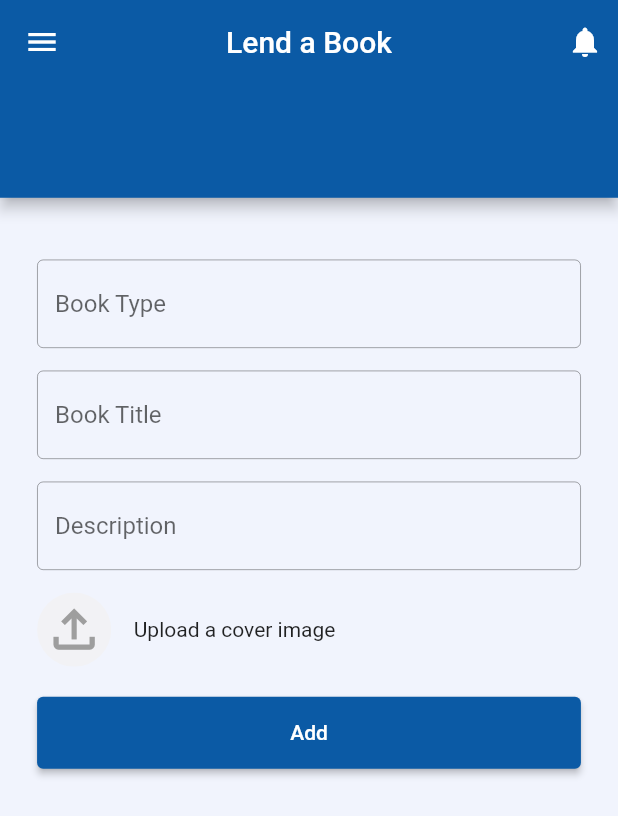
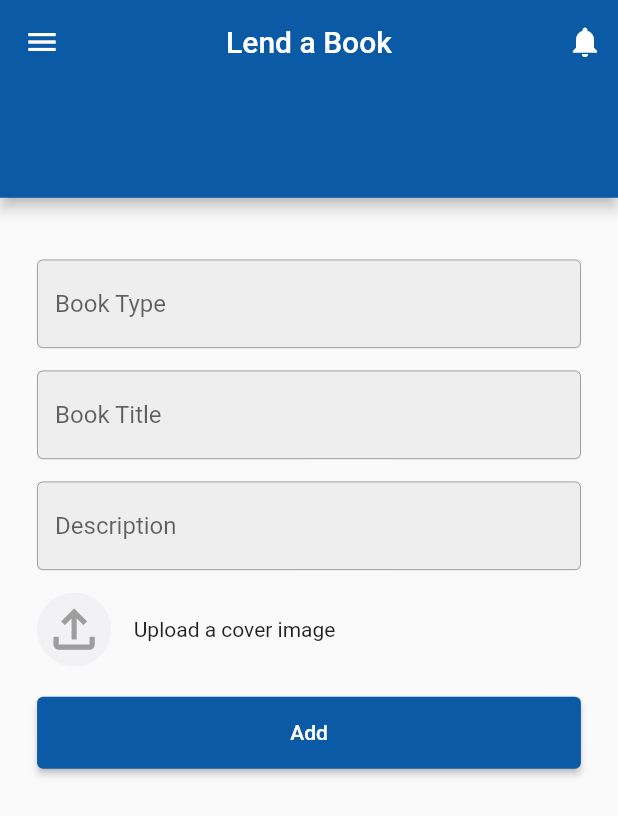
Before and after one commit to pushti0112/BookHook, a Flutter app: the LendABookPage screen opened directly, on a phone screen of 412 x 824 dp. Shown: the top 816 px of the screen. Run offline on Flutter 3.47's test engine with Material 2 defaults, Android fonts, the phone set to English and light mode, and no system bars; our stand-ins replace sizer.

Commit message:
Changes in LendABookPage

```diff
--- a/lib/view/LendABookPage.dart
+++ b/lib/view/LendABookPage.dart
@@ -39,13 +39,15 @@ class _LendABookPageState extends State<LendABookPage> {
       ),
 
 // Text Fields
-      backgroundColor: Color.fromARGB(255, 241, 244, 253),
       body: Padding(
           padding:
               EdgeInsets.only(top: 5.h, left: 3.h, right: 3.h, bottom: 3.h),
           child: ListView(
             children: [
-              TextField(
+//  Book Type text area
+              Container(
+                color: Colors.grey[200],
+                child: TextField(
                   decoration: InputDecoration(
                     enabledBorder: OutlineInputBorder(
                       borderSide: BorderSide(color: Colors.black45, width: 0.5),
@@ -56,10 +58,13 @@ class _LendABookPageState extends State<LendABookPage> {
                     hintText: "Book Type",
                   ),
                 ),
+              ),
               SizedBox(height: 15),
 
 // Book Title text area
-              TextField(
+              Container(
+                color: Colors.grey[200],
+                child: TextField(
                   decoration: InputDecoration(
                     enabledBorder: OutlineInputBorder(
                       borderSide: BorderSide(color: Colors.black45, width: 0.5),
@@ -70,10 +75,13 @@ class _LendABookPageState extends State<LendABookPage> {
                     hintText: "Book Title",
                   ),
                 ),
+              ),
               SizedBox(height: 15),
 
 // Description text area
-              TextField(
+              Container(
+                color: Colors.grey[200],
+                child: TextField(
                   decoration: InputDecoration(
                     enabledBorder: OutlineInputBorder(
                       borderSide: BorderSide(color: Colors.black45, width: 0.5),
@@ -82,6 +90,7 @@ class _LendABookPageState extends State<LendABookPage> {
                       borderSide: BorderSide(color: Colors.black, width: 1),
                     ),
                     hintText: "Description",
+                  ),
                 ),
               ),
               SizedBox(height: 15),
```
Lines whose indentation alone changed are shown as unchanged.
